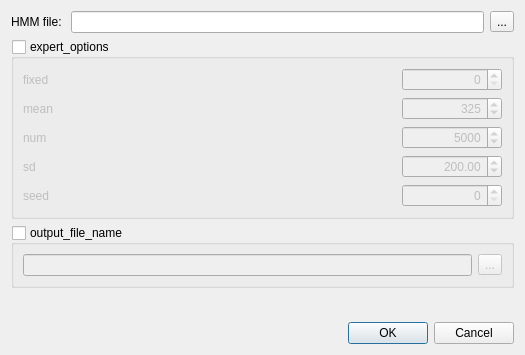
Above: src/plugins_3rdparty/hmm2/src/u_calibrate/ui/HMMCalibrateDialog.ui from violethaze74/ugene before the change. Below: the same form after it.
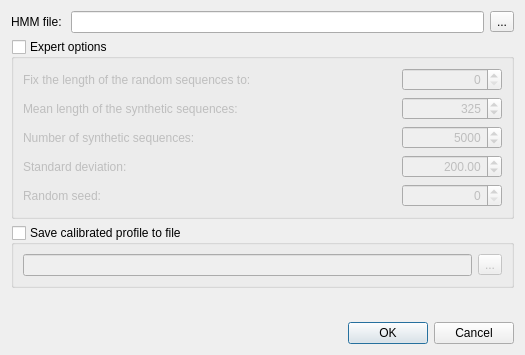
That is the form after the change.

What changed in the file:
```diff
--- a/src/plugins_3rdparty/hmm2/src/u_calibrate/ui/HMMCalibrateDialog.ui
+++ b/src/plugins_3rdparty/hmm2/src/u_calibrate/ui/HMMCalibrateDialog.ui
@@ -38,7 +38,7 @@
    <item>
     <widget class="QGroupBox" name="expertGroupBox">
      <property name="title">
-      <string>expert_options</string>
+      <string>Expert options</string>
      </property>
      <property name="checkable">
       <bool>true</bool>
@@ -53,7 +53,7 @@
          <string>Fixed tip</string>
         </property>
         <property name="text">
-         <string>fixed</string>
+         <string>Fix the length of the random sequences to:</string>
         </property>
        </widget>
       </item>
@@ -104,7 +104,7 @@
          <string>Mean length of the synthetic sequences, positive real number. The default value is 325.</string>
         </property>
         <property name="text">
-         <string>mean</string>
+         <string>Mean length of the synthetic sequences:</string>
         </property>
        </widget>
       </item>
@@ -164,7 +164,7 @@
          <string>num_tip_whats</string>
         </property>
         <property name="text">
-         <string>num</string>
+         <string>Number of synthetic sequences:</string>
         </property>
        </widget>
       </item>
@@ -224,7 +224,7 @@
          <string>sd_tip_whats</string>
         </property>
         <property name="text">
-         <string>sd</string>
+         <string>Standard deviation:</string>
         </property>
        </widget>
       </item>
@@ -278,7 +278,7 @@
          <string>seed_tip</string>
         </property>
         <property name="text">
-         <string>seed</string>
+         <string>Random seed:</string>
         </property>
        </widget>
       </item>
@@ -320,7 +320,7 @@
    <item>
     <widget class="QGroupBox" name="outputGroupBox">
      <property name="title">
-      <string>output_file_name</string>
+      <string>Save calibrated profile to file</string>
      </property>
      <property name="checkable">
       <bool>true</bool>
```
Left out of the diff: 91 changed lines with no effect on the pictures.
